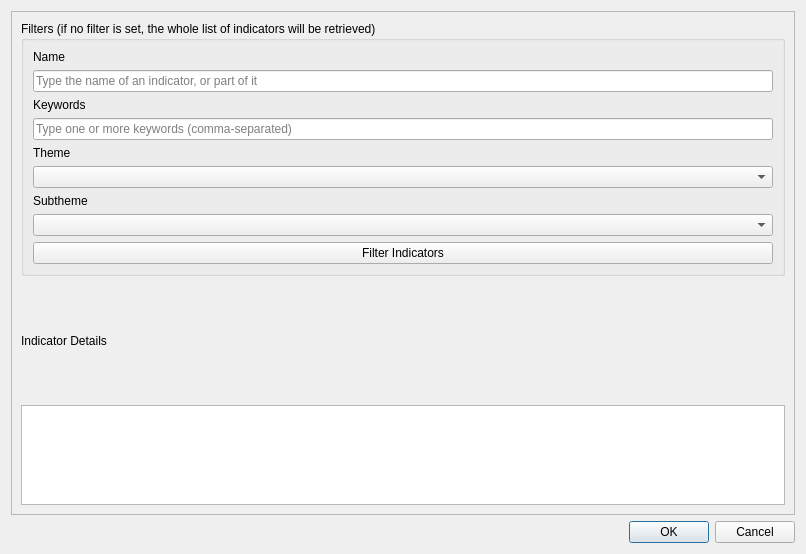
First picture: the form in svir/ui/ui_select_sv_variables.ui, repository gem/oq-irmt-qgis, before the edit.
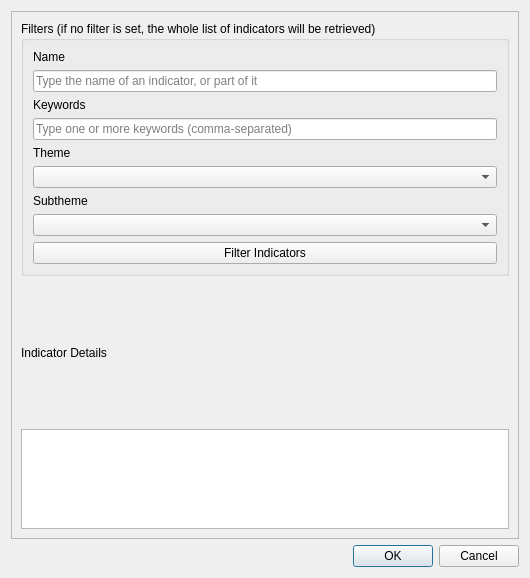
Second picture: the form after the edit. Icons and pictures are not drawn.

Commit message: Toggle select/unselect all only with respect to the search string

Diff of the .ui file:
```diff
--- a/svir/ui/ui_select_sv_variables.ui
+++ b/svir/ui/ui_select_sv_variables.ui
@@ -6,8 +6,8 @@
    <rect>
     <x>0</x>
     <y>0</y>
-    <width>806</width>
-    <height>554</height>
+    <width>530</width>
+    <height>578</height>
    </rect>
   </property>
   <property name="windowTitle">
@@ -37,7 +37,7 @@
        <rect>
         <x>0</x>
         <y>0</y>
-        <width>786</width>
+        <width>510</width>
         <height>406</height>
        </rect>
       </property>
```
The commit also changes 1 other file.
